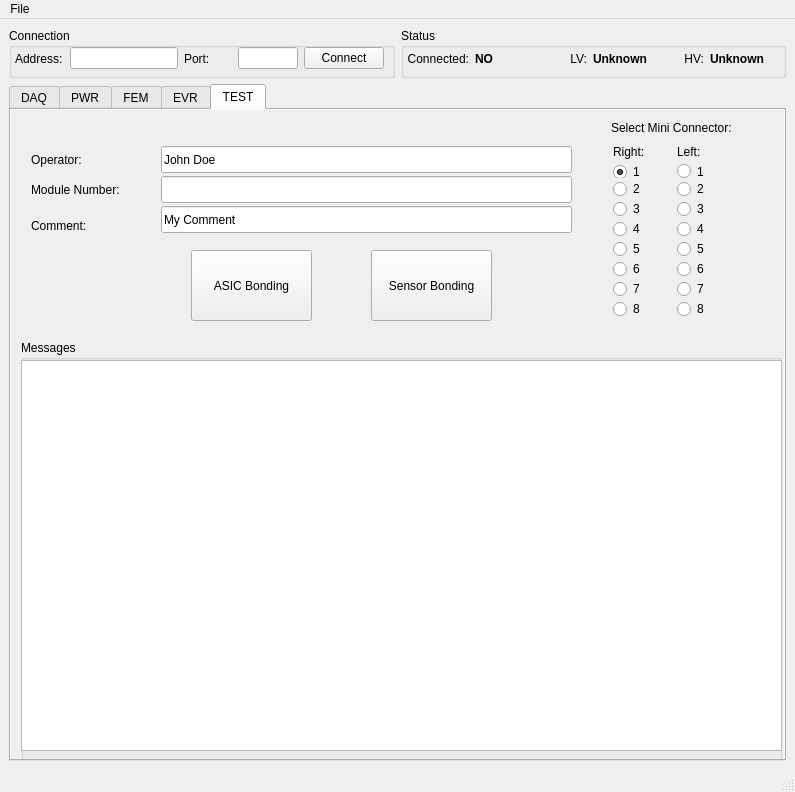
This is app/lpd/gui/main_window.ui in stfc-aeg/lpd-detector as Qt 5 draws it before an edit. The edited form follows.
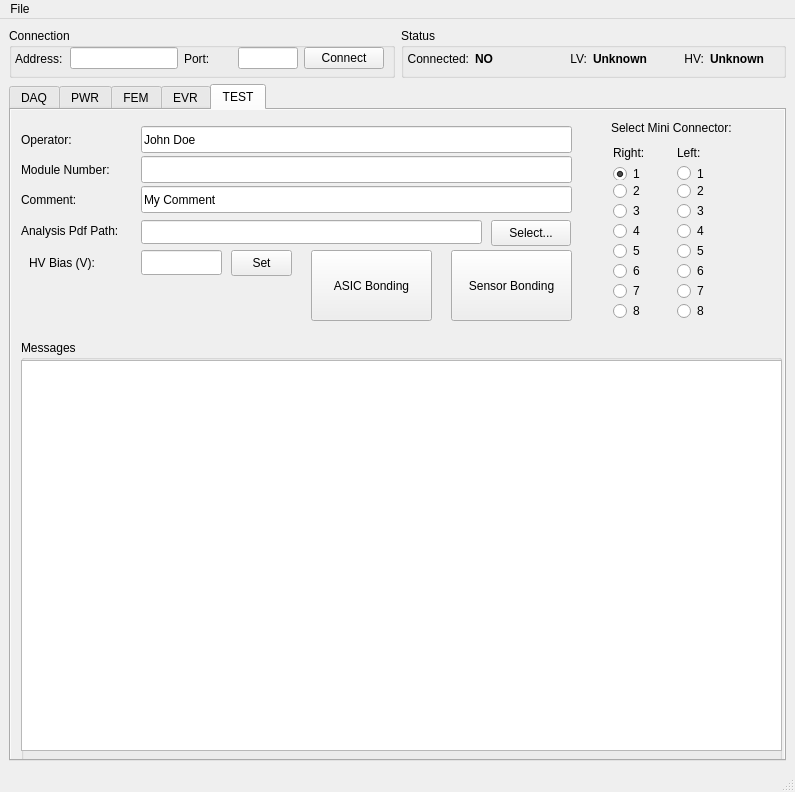
This is the edited form.

Commit message: voltage and pdf creation location setter -- only working in sensor bonding test

```diff
--- a/app/lpd/gui/main_window.ui
+++ b/app/lpd/gui/main_window.ui
@@ -4772,8 +4772,8 @@
        <widget class="QLabel" name="operatorLabel">
         <property name="geometry">
          <rect>
-          <x>20</x>
-          <y>30</y>
+          <x>10</x>
+          <y>10</y>
           <width>121</width>
           <height>39</height>
          </rect>
@@ -4785,9 +4785,9 @@
        <widget class="QLineEdit" name="operatorEdit">
         <property name="geometry">
          <rect>
-          <x>150</x>
-          <y>36</y>
-          <width>411</width>
+          <x>130</x>
+          <y>16</y>
+          <width>431</width>
           <height>27</height>
          </rect>
         </property>
@@ -4828,9 +4828,9 @@
        <widget class="QLineEdit" name="moduleNumberEdit">
         <property name="geometry">
          <rect>
-          <x>150</x>
-          <y>66</y>
-          <width>411</width>
+          <x>130</x>
+          <y>46</y>
+          <width>431</width>
           <height>27</height>
          </rect>
         </property>
@@ -4871,8 +4871,8 @@
        <widget class="QLabel" name="moduleNumberLabel">
         <property name="geometry">
          <rect>
-          <x>20</x>
-          <y>60</y>
+          <x>10</x>
+          <y>40</y>
           <width>121</width>
           <height>39</height>
          </rect>
@@ -4884,8 +4884,8 @@
        <widget class="QLabel" name="commentLabel">
         <property name="geometry">
          <rect>
-          <x>20</x>
-          <y>96</y>
+          <x>10</x>
+          <y>70</y>
           <width>121</width>
           <height>39</height>
          </rect>
@@ -4897,9 +4897,9 @@
        <widget class="QLineEdit" name="commentEdit">
         <property name="geometry">
          <rect>
-          <x>150</x>
-          <y>96</y>
-          <width>411</width>
+          <x>130</x>
+          <y>76</y>
+          <width>431</width>
           <height>27</height>
          </rect>
         </property>
@@ -4940,7 +4940,7 @@
        <widget class="QPushButton" name="asicBondingBtn">
         <property name="geometry">
          <rect>
-          <x>180</x>
+          <x>300</x>
           <y>140</y>
           <width>121</width>
           <height>71</height>
@@ -4965,7 +4965,7 @@
        <widget class="QPushButton" name="sensorBondingBtn">
         <property name="geometry">
          <rect>
-          <x>360</x>
+          <x>440</x>
           <y>140</y>
           <width>121</width>
           <height>71</height>
@@ -4993,7 +4993,7 @@
           <x>600</x>
           <y>30</y>
           <width>131</width>
-          <height>179</height>
+          <height>181</height>
          </rect>
         </property>
         <layout class="QGridLayout" name="gridLayout_9">
@@ -5306,6 +5306,122 @@
          <string>Select Mini Connector: </string>
         </property>
        </widget>
+       <widget class="QLineEdit" name="analysisPathEdit">
+        <property name="geometry">
+         <rect>
+          <x>130</x>
+          <y>110</y>
+          <width>341</width>
+          <height>24</height>
+         </rect>
+        </property>
+        <property name="font">
+         <font>
+          <family>Fixed</family>
+         </font>
+        </property>
+        <property name="readOnly">
+         <bool>true</bool>
+        </property>
+       </widget>
+       <widget class="QLabel" name="analysisPathPdf">
+        <property name="geometry">
+         <rect>
+          <x>10</x>
+          <y>110</y>
+          <width>112</width>
+          <height>21</height>
+         </rect>
+        </property>
+        <property name="sizePolicy">
+         <sizepolicy hsizetype="Fixed" vsizetype="Preferred">
+          <horstretch>0</horstretch>
+          <verstretch>0</verstretch>
+         </sizepolicy>
+        </property>
+        <property name="maximumSize">
+         <size>
+          <width>112</width>
+          <height>16777215</height>
+         </size>
+        </property>
+        <property name="text">
+         <string>Analysis Pdf Path:</string>
+        </property>
+       </widget>
+       <widget class="QPushButton" name="analysisPathBtn">
+        <property name="geometry">
+         <rect>
+          <x>480</x>
+          <y>110</y>
+          <width>80</width>
+          <height>26</height>
+         </rect>
+        </property>
+        <property name="text">
+         <string>Select...</string>
+        </property>
+       </widget>
+       <widget class="QPushButton" name="testHvBiasSetBtn">
+        <property name="geometry">
+         <rect>
+          <x>220</x>
+          <y>140</y>
+          <width>61</width>
+          <height>26</height>
+         </rect>
+        </property>
+        <property name="sizePolicy">
+         <sizepolicy hsizetype="Fixed" vsizetype="Fixed">
+          <horstretch>0</horstretch>
+          <verstretch>0</verstretch>
+         </sizepolicy>
+        </property>
+        <property name="minimumSize">
+         <size>
+          <width>40</width>
+          <height>0</height>
+         </size>
+        </property>
+        <property name="text">
+         <string>Set</string>
+        </property>
+       </widget>
+       <widget class="QLabel" name="testHvBiasLbl">
+        <property name="geometry">
+         <rect>
+          <x>13</x>
+          <y>140</y>
+          <width>71</width>
+          <height>26</height>
+         </rect>
+        </property>
+        <property name="text">
+         <string>HV Bias (V):</string>
+        </property>
+        <property name="alignment">
+         <set>Qt::AlignRight|Qt::AlignTrailing|Qt::AlignVCenter</set>
+        </property>
+       </widget>
+       <widget class="QLineEdit" name="testHvBiasEdit">
+        <property name="geometry">
+         <rect>
+          <x>130</x>
+          <y>140</y>
+          <width>81</width>
+          <height>25</height>
+         </rect>
+        </property>
+        <property name="sizePolicy">
+         <sizepolicy hsizetype="Fixed" vsizetype="Fixed">
+          <horstretch>0</horstretch>
+          <verstretch>0</verstretch>
+         </sizepolicy>
+        </property>
+        <property name="inputMethodHints">
+         <set>Qt::ImhDigitsOnly</set>
+        </property>
+       </widget>
       </widget>
      </widget>
     </item>
```
Left out of the diff: 3 changed lines with no effect on the pictures. The commit also changes 10 other files.
